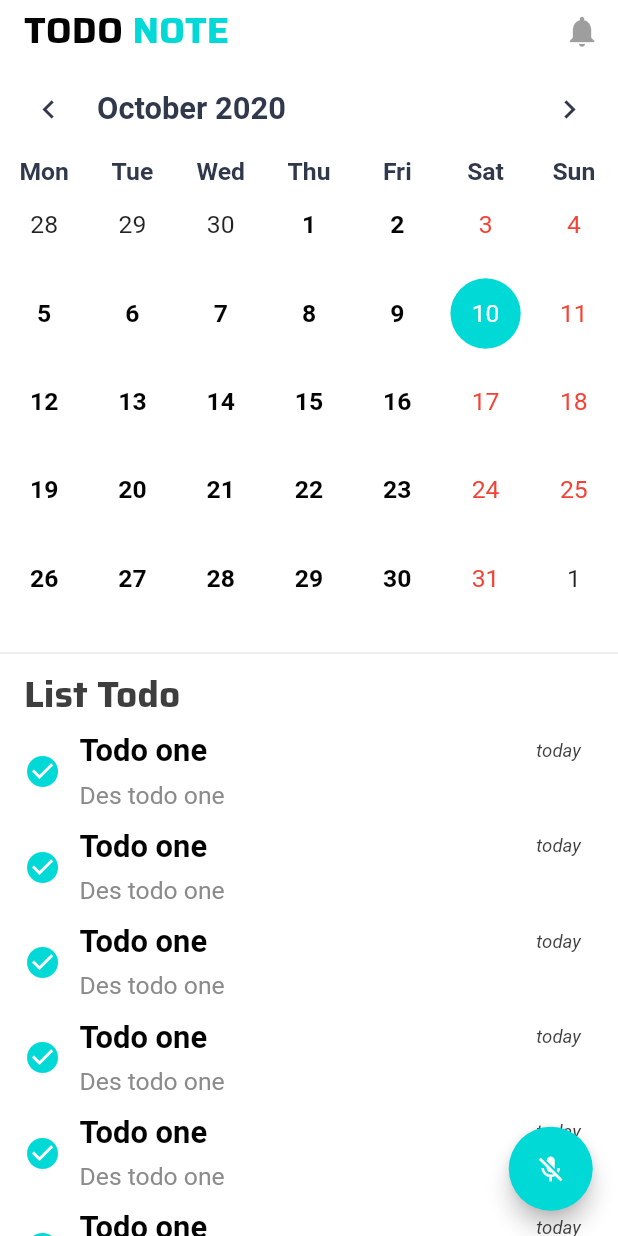
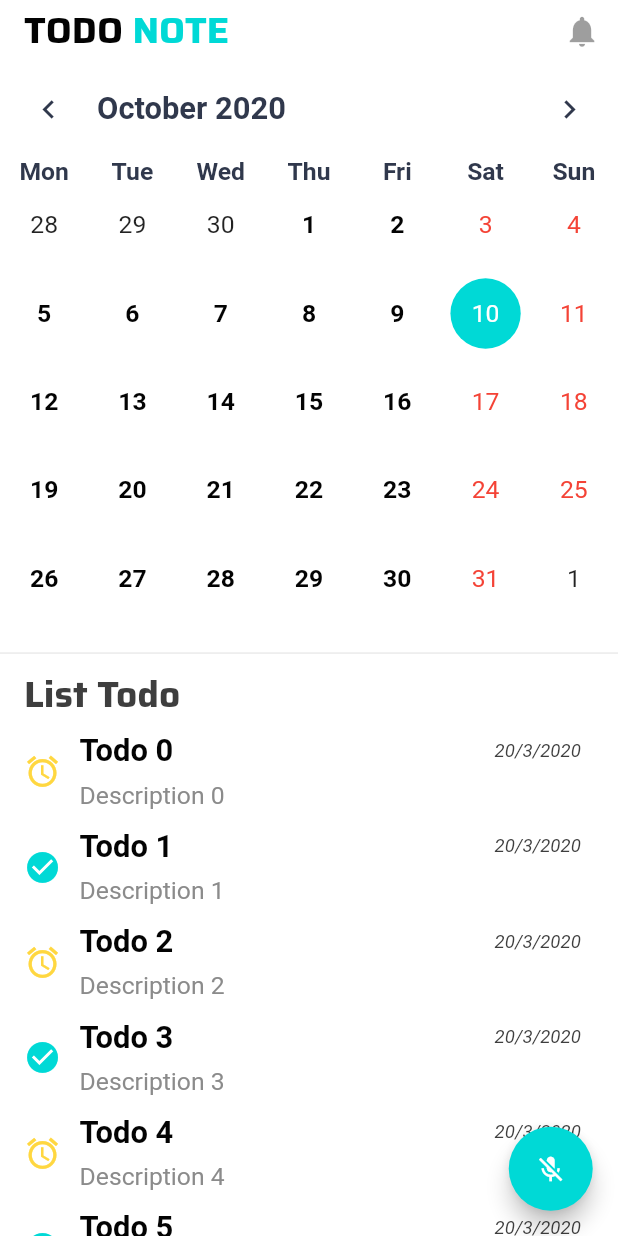
Before and after one commit to haprosd5/flutter_project_toapp_text_recongnize, a Flutter app: the screen it shows after launch, on a phone screen of 412 x 824 dp. Run offline on Flutter 3.47's test engine with Material 2 defaults, Android fonts, the phone set to English and light mode, and no system bars; drawn by our look-alikes of avatar_glow, table_calendar; our stand-ins replace google_fonts.

Commit message:
cập nhật lại responsive cho app

```diff
--- /dev/null
+++ b/lib/components/item_todo.dart
@@ -0,0 +1,86 @@
+import 'package:flutter/material.dart';
+import 'package:projecttodoapp/helper/constants.dart';
+import 'package:projecttodoapp/helper/size_config.dart';
+
+class ItemTodoList extends StatelessWidget {
+  final String title;
+  final String description;
+  final IconData icon;
+  final String time;
+  Color color;
+  bool status;
+
+  ItemTodoList(
+      {this.description,
+      this.icon,
+      this.status,
+      this.time,
+      this.title,
+      this.color});
+
+  @override
+  Widget build(BuildContext context) {
+    return Container(
+      color: status ? Colors.amberAccent[50] : kPrimaryMainColor,
+      margin: EdgeInsets.only(
+          top: SizeConfig.blockSizeHorizontal * 1.5,
+          bottom: SizeConfig.blockSizeHorizontal * 1.5),
+      child: Container(
+        child: Row(
+          children: <Widget>[
+            Flexible(
+              flex: 1,
+              child: Icon(
+                icon,
+                color: !status ? kAccendMainColor : Colors.amberAccent,
+                size: SizeConfig.blockSizeVertical * 3,
+              ),
+            ),
+            SizedBox(
+              width: SizeConfig.screenWidth * 0.03,
+            ),
+            Flexible(
+              flex: 10,
+              child: Container(
+                child: Column(
+                  crossAxisAlignment: CrossAxisAlignment.start,
+                  children: <Widget>[
+                    Row(
+                      mainAxisAlignment: MainAxisAlignment.spaceBetween,
+                      children: <Widget>[
+                        Text(
+                          title,
+                          style: TextStyle(
+                              fontSize: SizeConfig.blockSizeVertical * 2.5,
+                              fontWeight: FontWeight.bold,
+                              color: kTextPrimaryMainColor),
+                        ),
+                        Text(
+                          time,
+                          style: TextStyle(
+                              fontSize: SizeConfig.blockSizeVertical * 1.5,
+                              fontStyle: FontStyle.italic,
+                              color: kTextPrimarySubColor),
+                        ),
+                      ],
+                    ),
+                    SizedBox(
+                      height: SizeConfig.blockSizeVertical * 1,
+                    ),
+                    Text(
+                      description,
+                      style: TextStyle(
+                          fontSize: SizeConfig.blockSizeVertical * 2,
+                          color: kTextSecondaryMainColor,
+                          fontWeight: FontWeight.normal),
+                    ),
+                  ],
+                ),
+              ),
+            )
+          ],
+        ),
+      ),
+    );
+  }
+}
--- a/lib/screens/home_screen.dart
+++ b/lib/screens/home_screen.dart
@@ -2,6 +2,7 @@ import 'package:avatar_glow/avatar_glow.dart';
 import 'package:flutter/cupertino.dart';
 import 'package:flutter/material.dart';
 import 'package:google_fonts/google_fonts.dart';
+import 'package:projecttodoapp/components/item_todo.dart';
 import 'package:projecttodoapp/helper/constants.dart';
 import 'package:projecttodoapp/helper/size_config.dart';
 import 'package:table_calendar/table_calendar.dart';
@@ -128,6 +129,7 @@ class _HomeScreenState extends State<HomeScreen> {
               Divider(),
               Container(
                 width: SizeConfig.screenWidth,
+                margin: EdgeInsets.only(bottom: SizeConfig.blockSizeVertical * 3.0),
                 child: Padding(
                   padding: const EdgeInsets.symmetric(horizontal: 16.0),
                   child: Column(
@@ -145,7 +147,15 @@ class _HomeScreenState extends State<HomeScreen> {
                         physics: const NeverScrollableScrollPhysics(),
                         shrinkWrap: true,
                         itemBuilder: (context, index) {
-                          return buildTodo(context, 'Todo one', 'Des todo one');
+                          return ItemTodoList(
+                            title: 'Todo $index',
+                            description: 'Description $index',
+                            icon: (index % 2 == 0)
+                                ? Icons.access_alarms
+                                : Icons.check_circle,
+                            status: (index % 2 == 0) ? true : false,
+                            time: '20/3/2020',
+                          );
                         },
                         itemCount: 10,
                       ),
@@ -175,67 +185,4 @@ class _HomeScreenState extends State<HomeScreen> {
       ),
     );
   }
-
-  Container buildTodo(BuildContext context, String title, String description) {
-    return Container(
-      margin: EdgeInsets.only(
-          top: SizeConfig.blockSizeHorizontal * 1.5, bottom: SizeConfig.blockSizeHorizontal * 1.5),
-      child: Container(
-        child: Row(
-          children: <Widget>[
-            Flexible(
-              flex: 1,
-              child: Icon(
-                Icons.check_circle,
-                color: kAccendMainColor,
-                size: SizeConfig.blockSizeVertical * 3,
-              ),
-            ),
-            SizedBox(
-              width: SizeConfig.screenWidth * 0.03,
-            ),
-            Flexible(
-              flex: 10,
-              child: Container(
-                child: Column(
-                  crossAxisAlignment: CrossAxisAlignment.start,
-                  children: <Widget>[
-                    Row(
-                      mainAxisAlignment: MainAxisAlignment.spaceBetween,
-                      children: <Widget>[
-                        Text(
-                          title,
-                          style: TextStyle(
-                              fontSize: SizeConfig.blockSizeVertical * 2.5,
-                              fontWeight: FontWeight.bold,
-                              color: kTextPrimaryMainColor),
-                        ),
-                        Text(
-                          'today',
-                          style: TextStyle(
-                              fontSize: SizeConfig.blockSizeVertical * 1.5,
-                              fontStyle: FontStyle.italic,
-                              color: kTextPrimarySubColor),
-                        ),
-                      ],
-                    ),
-                    SizedBox(
-                      height: SizeConfig.blockSizeVertical * 1,
-                    ),
-                    Text(
-                      description,
-                      style: TextStyle(
-                          fontSize: SizeConfig.blockSizeVertical * 2,
-                          color: kTextSecondaryMainColor,
-                          fontWeight: FontWeight.normal),
-                    ),
-                  ],
-                ),
-              ),
-            )
-          ],
-        ),
-      ),
-    );
-  }
 }
```
Also changed, not shown: pubspec.lock.
